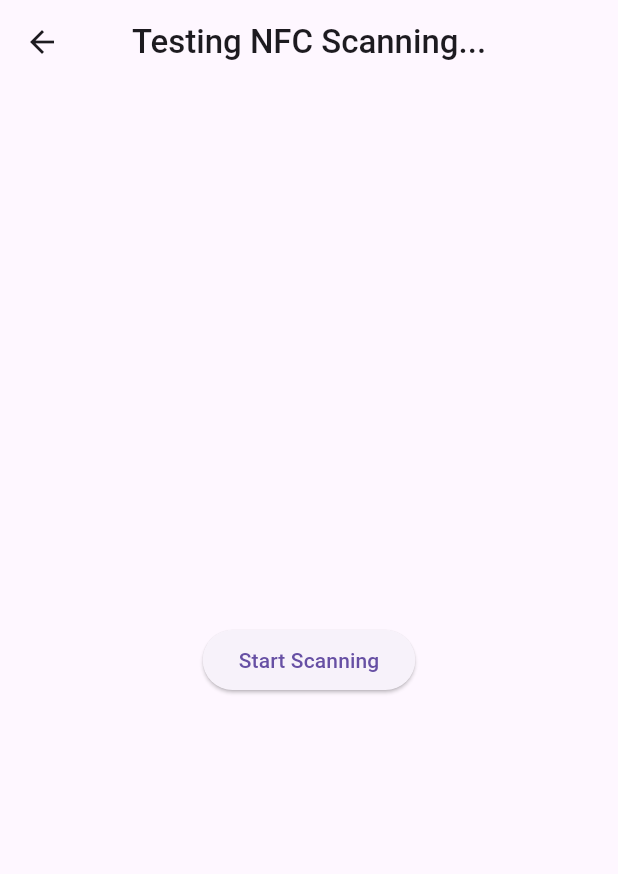
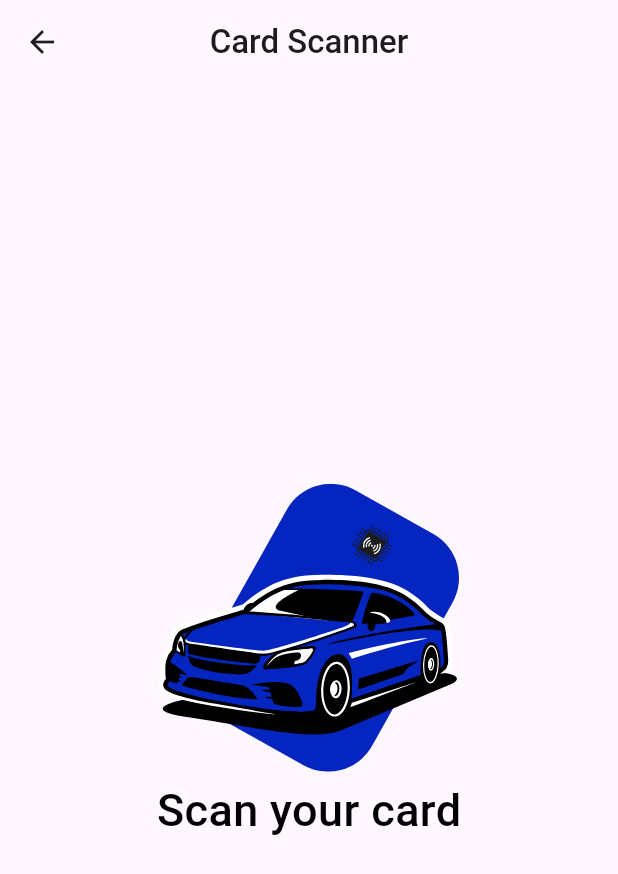
Before and after one commit to RHamza23/Find-My-Spot-Manager, a Flutter app: the categories screen opened directly, after a tap on "NFC Scanning mode", on a phone screen of 412 x 824 dp. Shown: the top 874 px of the screen. Run offline on Flutter 3.47's test engine with Material 3 defaults, Android fonts, the phone set to English and light mode, and no system bars; our stand-ins replace cloud_firestore, firebase_auth, firebase_core, firebase_storage, flutter_svg, get and 3 more; missing offline and left inert: nfc_manager; accounts and stored records are empty; project files that could hold a hidden picture were left out.

Commit message:
Fix: Minor fixes

```diff
--- a/lib/constants/image_strings.dart
+++ b/lib/constants/image_strings.dart
@@ -26,6 +26,7 @@ const String profileIcon = "assets/images/icons/profile.svg";
 const String personIcon = "assets/images/icons/person.svg";
 const String personpngIcon = "assets/images/icons/personpng.png";
 const String walletIcon = "assets/images/icons/wallet.svg";
+const String cardScanning = "assets/images/icons/card-scanning.png";
 
 
 // deposit screen button
--- a/lib/utils/commonWidgets/CustomBottomNavigationBarWithWallet.dart
+++ b/lib/utils/commonWidgets/CustomBottomNavigationBarWithWallet.dart
@@ -25,18 +25,20 @@ Widget CustomNavigationBar1() {
               onPressed: () {
                 Get.to(categories());
               },
-              icon: Icon(
+              icon: const Icon(
                 Icons.home_outlined,
                 size: 30,
+                color: Colors.white,
               ),
             ),
             IconButton(
               onPressed: () {
                 Get.to(wallet());
               },
-              icon: Icon(
+              icon: const Icon(
                 Icons.account_balance_wallet_outlined,
                 size: 30,
+                color: Colors.white,
               ),
             ),
           ],
--- a/lib/views/categories/manageBikes.dart
+++ b/lib/views/categories/manageBikes.dart
@@ -221,6 +221,7 @@ class _manageBikesState extends State<manageBikes> {
                                               style: const TextStyle(
                                                 fontFamily: 'Roboto',
                                                 fontSize: 25,
+                                                color: Colors.white
                                               ),
                                             ),
                                             Text(
@@ -228,6 +229,7 @@ class _manageBikesState extends State<manageBikes> {
                                               style: const TextStyle(
                                                 fontFamily: 'Roboto',
                                                 fontSize: 20,
+                                                color: Colors.white
                                               ),
                                             ),
                                           ],
@@ -259,6 +261,7 @@ class _manageBikesState extends State<manageBikes> {
                                               style: const TextStyle(
                                                 fontFamily: 'Roboto',
                                                 fontSize: 15,
+                                                color: Colors.white
                                               ),
                                             ),
                                             Text(
@@ -266,6 +269,7 @@ class _manageBikesState extends State<manageBikes> {
                                               style: const TextStyle(
                                                 fontFamily: 'Roboto',
                                                 fontSize: 15,
+                                                color: Colors.white
                                               ),
                                             ),
                                             const SizedBox(height: 5),
@@ -276,6 +280,7 @@ class _manageBikesState extends State<manageBikes> {
                                                 style: const TextStyle(
                                                   fontFamily: 'Roboto',
                                                   fontSize: 15,
+                                                  color: Colors.white
                                                 ),
                                               ),
                                             ),
--- a/lib/views/scanner/scanner_screen.dart
+++ b/lib/views/scanner/scanner_screen.dart
@@ -1,5 +1,7 @@
+import 'package:FindMySpot/constants/image_strings.dart';
 import 'package:FindMySpot/controller/scanner_controller.dart';
 import 'package:flutter/material.dart';
+import 'package:flutter_svg/svg.dart';
 
 class ScannerScreen extends StatefulWidget {
   const ScannerScreen({super.key});
@@ -19,7 +21,7 @@ class _ScannerScreenState extends State<ScannerScreen> {
     return Scaffold(
         appBar: AppBar(
           title: const Text(
-            'Testing NFC Scanning...',
+            'Card Scanner',
           ),
           centerTitle: true,
         ),
@@ -32,12 +34,18 @@ class _ScannerScreenState extends State<ScannerScreen> {
               mainAxisAlignment: MainAxisAlignment.center,
               crossAxisAlignment: CrossAxisAlignment.center,
               children: [
-                ElevatedButton(
-                  onPressed: () => {},
-                  child: const Text(
-                    'Start Scanning',
-                  ),
-                ),
+                SvgPicture.asset(
+                SplashImage,
+                width: 200,
+                height: 200,
+              ),
+              Text('Scan your card', style: TextStyle(color:Colors.black, fontSize: 30),)
+                // ElevatedButton(
+                //   onPressed: () => {},
+                //   child: const Text(
+                //     'Start Scanning',
+                //   ),
+                // ),
               ],
             ),
           ),
```
